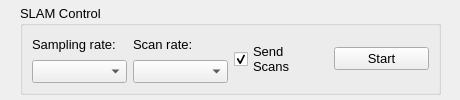
This is slam_client/SlamClient_PC/slamcontrolwidget.ui in marckolak/wtController as Qt 5 draws it before an edit. The edited form follows.
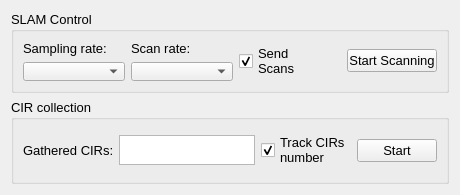
This is the edited form.

Commit message: adds CIR button

The edit to the form file:
```diff
--- a/slam_client/SlamClient_PC/slamcontrolwidget.ui
+++ b/slam_client/SlamClient_PC/slamcontrolwidget.ui
@@ -7,26 +7,38 @@
     <x>0</x>
     <y>0</y>
     <width>460</width>
-    <height>100</height>
+    <height>195</height>
    </rect>
   </property>
+  <property name="sizePolicy">
+   <sizepolicy hsizetype="Preferred" vsizetype="Preferred">
+    <horstretch>0</horstretch>
+    <verstretch>0</verstretch>
+   </sizepolicy>
+  </property>
   <property name="minimumSize">
    <size>
-    <width>460</width>
-    <height>100</height>
+    <width>0</width>
+    <height>0</height>
    </size>
   </property>
   <property name="windowTitle">
    <string>Form</string>
   </property>
+  <layout class="QVBoxLayout" name="verticalLayout_4">
+   <item>
   <widget class="QGroupBox" name="groupBox">
-   <property name="geometry">
-    <rect>
-     <x>20</x>
-     <y>5</y>
-     <width>421</width>
-     <height>90</height>
-    </rect>
+     <property name="minimumSize">
+      <size>
+       <width>0</width>
+       <height>82</height>
+      </size>
+     </property>
+     <property name="maximumSize">
+      <size>
+       <width>16777215</width>
+       <height>82</height>
+      </size>
    </property>
    <property name="font">
     <font>
@@ -105,6 +117,103 @@
     </item>
     <item>
      <widget class="QPushButton" name="scanButton">
+        <property name="maximumSize">
+         <size>
+          <width>90</width>
+          <height>16777215</height>
+         </size>
+        </property>
+        <property name="font">
+         <font>
+          <pointsize>10</pointsize>
+         </font>
+        </property>
+        <property name="text">
+         <string>Start Scanning</string>
+        </property>
+        <property name="checkable">
+         <bool>true</bool>
+        </property>
+       </widget>
+      </item>
+     </layout>
+    </widget>
+   </item>
+   <item>
+    <widget class="QGroupBox" name="groupBox_2">
+     <property name="sizePolicy">
+      <sizepolicy hsizetype="Preferred" vsizetype="Maximum">
+       <horstretch>0</horstretch>
+       <verstretch>0</verstretch>
+      </sizepolicy>
+     </property>
+     <property name="maximumSize">
+      <size>
+       <width>16777215</width>
+       <height>89</height>
+      </size>
+     </property>
+     <property name="font">
+      <font>
+       <pointsize>10</pointsize>
+      </font>
+     </property>
+     <property name="title">
+      <string>CIR collection</string>
+     </property>
+     <layout class="QHBoxLayout" name="horizontalLayout_2">
+      <item>
+       <widget class="QLabel" name="label_3">
+        <property name="maximumSize">
+         <size>
+          <width>90</width>
+          <height>16777215</height>
+         </size>
+        </property>
+        <property name="font">
+         <font>
+          <pointsize>10</pointsize>
+         </font>
+        </property>
+        <property name="text">
+         <string>Gathered CIRs:</string>
+        </property>
+       </widget>
+      </item>
+      <item>
+       <widget class="QPlainTextEdit" name="plainTextEdit">
+        <property name="maximumSize">
+         <size>
+          <width>500</width>
+          <height>30</height>
+         </size>
+        </property>
+       </widget>
+      </item>
+      <item>
+       <widget class="QCheckBox" name="sendCIRnoBox">
+        <property name="font">
+         <font>
+          <pointsize>10</pointsize>
+         </font>
+        </property>
+        <property name="text">
+         <string>Track CIRs
+number</string>
+        </property>
+        <property name="checked">
+         <bool>true</bool>
+        </property>
+       </widget>
+      </item>
+      <item>
+       <widget class="QPushButton" name="cirButton">
+        <property name="maximumSize">
+         <size>
+          <width>90</width>
+          <height>16777215</height>
+         </size>
+        </property>
       <property name="font">
        <font>
         <pointsize>10</pointsize>
@@ -120,6 +229,8 @@
     </item>
    </layout>
   </widget>
+   </item>
+  </layout>
  </widget>
  <resources/>
  <connections>
```
Left out of the diff: 17 changed lines with no effect on the pictures. Lines whose indentation alone changed are shown as unchanged. The commit also changes 5 other files.
